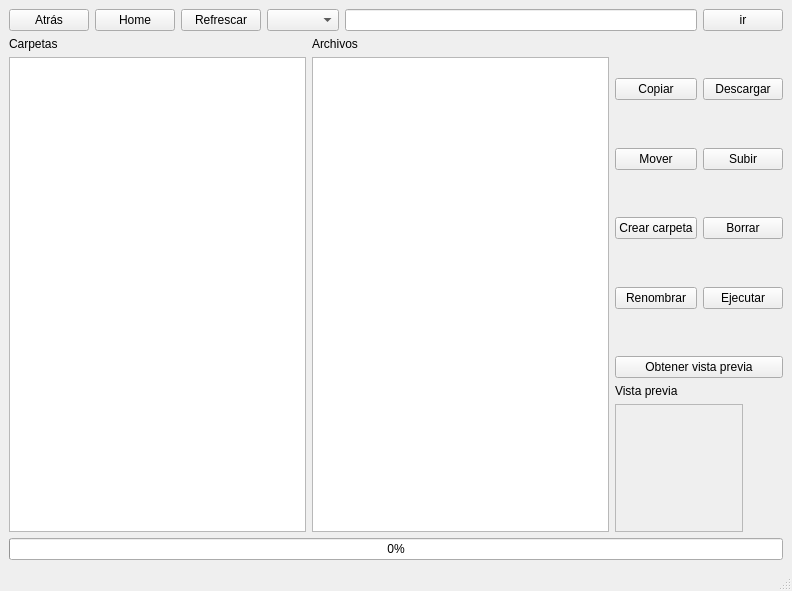
Old version of the form src/cliente/Forms/ventanaArchivos.ui in the repository svn2github/demonio.
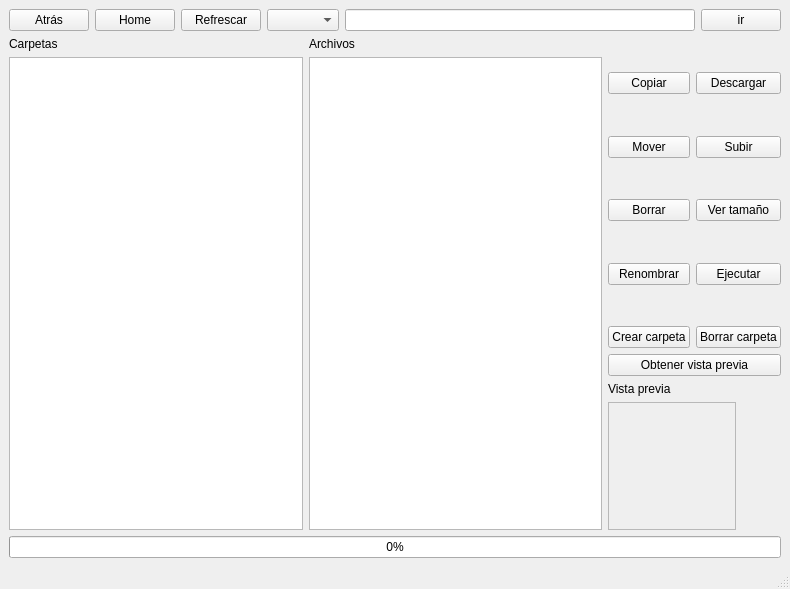
New version of the form.

Commit message: Añadido soporte para borrar carpeta y ver tamaño de archivo

```diff
--- a/src/cliente/Forms/ventanaArchivos.ui
+++ b/src/cliente/Forms/ventanaArchivos.ui
@@ -6,8 +6,8 @@
    <rect>
     <x>0</x>
     <y>0</y>
-    <width>792</width>
-    <height>591</height>
+    <width>790</width>
+    <height>589</height>
    </rect>
   </property>
   <property name="windowTitle">
@@ -155,9 +155,9 @@
                </spacer>
               </item>
               <item>
-               <widget class="QPushButton" name="bontonCarpeta">
+               <widget class="QPushButton" name="botonBorrar">
                 <property name="text">
-                 <string>Crear carpeta</string>
+                 <string>Borrar</string>
                 </property>
                </widget>
               </item>
@@ -194,6 +194,13 @@
                 </property>
                </spacer>
               </item>
+              <item>
+               <widget class="QPushButton" name="bontonCarpeta">
+                <property name="text">
+                 <string>Crear carpeta</string>
+                </property>
+               </widget>
+              </item>
              </layout>
             </item>
             <item>
@@ -252,9 +259,9 @@
                </spacer>
               </item>
               <item>
-               <widget class="QPushButton" name="botonBorrar">
+               <widget class="QPushButton" name="botonTamano">
                 <property name="text">
-                 <string>Borrar</string>
+                 <string>Ver tamaño</string>
                 </property>
                </widget>
               </item>
@@ -291,6 +298,13 @@
                 </property>
                </spacer>
               </item>
+              <item>
+               <widget class="QPushButton" name="botonBorrarCarpeta">
+                <property name="text">
+                 <string>Borrar carpeta</string>
+                </property>
+               </widget>
+              </item>
              </layout>
             </item>
            </layout>
```
Left out of the diff: 4 changed lines with no effect on the pictures. The commit also changes 4 other files.
